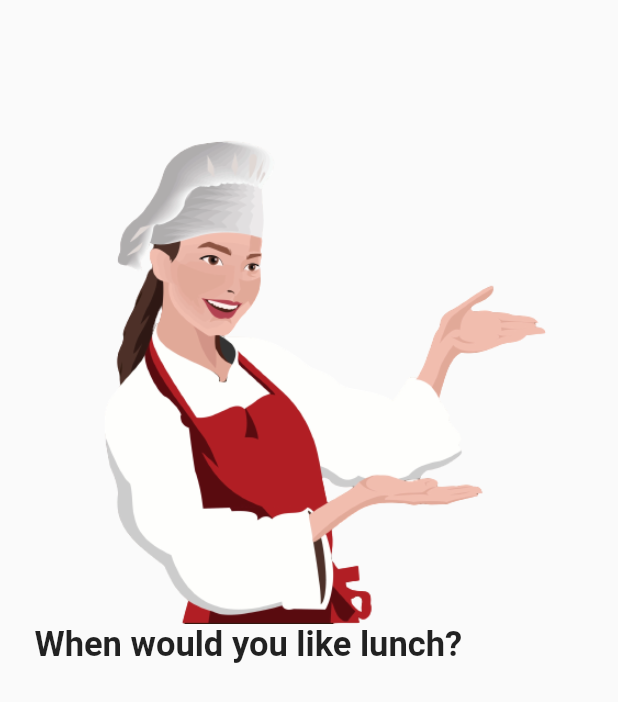
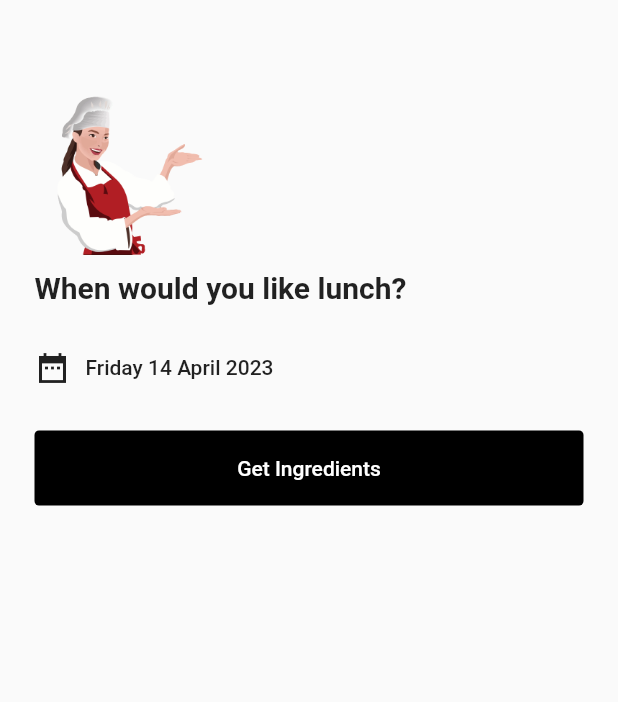
Before and after one commit to levi956/nifesi-odumirin-KlashaTask-Mobile, a Flutter app: the LandingPage screen opened directly, on a phone screen of 412 x 824 dp. Shown: the top 702 px of the screen. Run offline on Flutter 3.47's test engine with Material 2 defaults, Android fonts, the phone set to English and light mode, and no system bars; our stand-ins replace chips_choice, dio, equatable, flutter_hooks, flutter_riverpod, hooks_riverpod; missing offline and left inert: awesome_dio_interceptor.

```diff
--- a/lib/app/modules/ingredients/provider/ingredients_provider.dart
+++ b/lib/app/modules/ingredients/provider/ingredients_provider.dart
@@ -5,5 +5,5 @@ import 'package:tech_task/core/connection/handler.dart';
 
 final ingredientsProvider =
     FutureProvider<ServiceResponse<List<Ingredients>>>((ref) async {
-  return IngredientsRepo.getIngredients();
+  return ref.read(ingredientsRepo).getIngredients();
 });
--- a/lib/app/modules/recipes/provider/recipes_provider.dart
+++ b/lib/app/modules/recipes/provider/recipes_provider.dart
@@ -6,5 +6,5 @@ import 'package:tech_task/core/connection/handler.dart';
 final recipesProvider = FutureProvider.autoDispose
     .family<ServiceResponse<List<Recipes>>, RecipleListModel>(
         (ref, param) async {
-  return RecipesRepo.getRecipes(param.ingredients);
+  return ref.read(recipesRepo).getRecipes(param.ingredients);
 });
--- a/lib/app/shared/classes/HTTP/http.dart
+++ b/lib/app/shared/classes/HTTP/http.dart
@@ -40,7 +40,7 @@ class HTTP {
       BaseOptions(
         responseType: _rType,
         headers: _getHeaders,
-        baseUrl: Environment.base,
+        baseUrl: Environment.baseUrl,
         connectTimeout: _60seconds,
         receiveTimeout: _60seconds,
       ),
--- /dev/null
+++ b/lib/app/shared/pages/landing.dart
@@ -0,0 +1,90 @@
+import 'package:flutter/cupertino.dart';
+import 'package:flutter/material.dart';
+import 'package:flutter_hooks/flutter_hooks.dart';
+import 'package:hooks_riverpod/hooks_riverpod.dart';
+import 'package:intl/intl.dart';
+import 'package:tech_task/app/shared/constants/layout.dart';
+import 'package:tech_task/app/shared/pages/dashboard.dart';
+import 'package:tech_task/app/shared/widgets/base_text.dart';
+import 'package:tech_task/app/shared/widgets/custom_button.dart';
+import 'package:tech_task/app/shared/widgets/date_picker.dart';
+import 'package:tech_task/core/config/device/bar_color.dart';
+import 'package:tech_task/core/navigation/navigator.dart';
+
+class LandingPage extends HookConsumerWidget {
+  const LandingPage({super.key});
+  @override
+  Widget build(BuildContext context, WidgetRef ref) {
+    setStatusBarColor(color: BarColor.black);
+
+    final lunchDate = useState<DateTime>(DateTime.now());
+
+    return Scaffold(
+      body: Padding(
+        padding: screenPadding,
+        child: ListView(
+          children: [
+            YBox(50),
+            Align(
+              alignment: Alignment.topLeft,
+              child: Image.asset(
+                'assets/images/chef.png',
+                height: 120,
+                width: 120,
+              ),
+            ),
+            YBox(10),
+            BaseText(
+              text: 'When would you like lunch?',
+              size: 20,
+              weight: FontWeight.w600,
+            ),
+            YBox(30),
+            _dateCard(
+              () => datePickerDialog(
+                context: context,
+                child: CupertinoDatePicker(
+                  initialDateTime: lunchDate.value,
+                  mode: CupertinoDatePickerMode.date,
+                  use24hFormat: true,
+                  onDateTimeChanged: (newDate) {
+                    lunchDate.value = newDate;
+                  },
+                ),
+              ),
+              DateFormat('EEEE d MMMM y').format(lunchDate.value),
+            ),
+            YBox(30),
+            CustomButton(
+              text: 'Get Ingredients',
+              onPressed: () {
+                final page = Dashboard(lunchDate.value);
+                pushTo(context, page);
+              },
+            ),
+          ],
+        ),
+      ),
+    );
+  }
+}
+
+Widget _dateCard(
+  VoidCallback onTap,
+  String date,
+) {
+  return GestureDetector(
+    onTap: onTap,
+    child: Container(
+      child: Row(
+        children: [
+          Icon(
+            Icons.date_range_sharp,
+          ),
+          XBox(10),
+          BaseText(text: date),
+        ],
+      ),
+    ),
+  );
+}
--- a/lib/app/shared/views/landing.dart
+++ /dev/null
@@ -1,29 +0,0 @@
-import 'package:flutter/material.dart';
-import 'package:hooks_riverpod/hooks_riverpod.dart';
-import 'package:tech_task/app/shared/constants/layout.dart';
-import 'package:tech_task/app/shared/widgets/base_text.dart';
-import 'package:tech_task/core/config/device/bar_color.dart';
-
-class LandingPage extends HookConsumerWidget {
-  const LandingPage({super.key});
-  @override
-  Widget build(BuildContext context, WidgetRef ref) {
-    setStatusBarColor(color: BarColor.black);
-    return Scaffold(
-      body: Padding(
-        padding: screenPadding,
-        child: ListView(
-          children: [
-            YBox(50),
-            Image.asset('assets/images/chef.png'),
-            BaseText(
-              text: 'When would you like lunch?',
-              size: 23,
-              weight: FontWeight.w600,
-            ),
-          ],
-        ),
-      ),
-    );
-  }
-}
--- a/lib/app/shared/widgets/custom_button.dart
+++ b/lib/app/shared/widgets/custom_button.dart
@@ -0,0 +1,65 @@
+import 'package:flutter/material.dart';
+
+class CustomButton extends StatelessWidget {
+  final String text;
+  final VoidCallback onPressed;
+  final Color? buttonTextColor;
+  final double? buttonWidth;
+  final Color? buttonColor;
+  final double? fontSize;
+  final FontWeight? buttonTextWeight;
+  final bool Function()? validator;
+
+  const CustomButton(
+      {required this.text,
+      required this.onPressed,
+      this.buttonWidth,
+      this.buttonTextColor,
+      this.validator,
+      this.buttonTextWeight,
+      this.buttonColor,
+      this.fontSize,
+      Key? key})
+      : super(key: key);
+
+  final double borderRadius = 3;
+
+  @override
+  Widget build(BuildContext context) {
+    final phoneSize = MediaQuery.of(context).size;
+    return Container(
+      height: 50,
+      width: buttonWidth ?? phoneSize.width * 0.65,
+      decoration: BoxDecoration(
+        borderRadius: BorderRadius.circular(borderRadius),
+        color: (validator == null ? true : validator!())
+            ? buttonColor ?? Colors.black
+            : Colors.blueGrey,
+      ),
+      child: ElevatedButton(
+        style: ButtonStyle(
+          elevation: MaterialStateProperty.all(0),
+          alignment: Alignment.center,
+          padding: MaterialStateProperty.all(
+            const EdgeInsets.only(top: 9, bottom: 9),
+          ),
+          backgroundColor: MaterialStateProperty.all(Colors.transparent),
+          shape: MaterialStateProperty.all(
+            RoundedRectangleBorder(
+              borderRadius: BorderRadius.circular(borderRadius),
+            ),
+          ),
+        ),
+        onPressed: (validator == null ? true : validator!()) ? onPressed : null,
+        child: Text(
+          text,
+          style: TextStyle(
+            color: buttonTextColor ?? Colors.white,
+            fontSize: fontSize ?? 14,
+            fontWeight: buttonTextWeight ?? FontWeight.w500,
+          ),
+        ),
+      ),
+    );
+  }
+}
--- a/lib/core/setups/setups.dart
+++ b/lib/core/setups/setups.dart
@@ -9,6 +9,8 @@ class Setups {
 }
 
 class Environment {
-  static String base =
+  static String _baseUrl =
       'https://lb7u7svcm5.execute-api.ap-southeast-1.amazonaws.com/dev';
+
+  static String get baseUrl => _baseUrl;
 }
--- a/lib/main.dart
+++ b/lib/main.dart
@@ -1,6 +1,6 @@
 import 'package:flutter/material.dart';
 import 'package:flutter_riverpod/flutter_riverpod.dart';
-import 'package:tech_task/app/shared/views/dashboard.dart';
+import 'package:tech_task/app/shared/pages/landing.dart';
 import 'package:tech_task/core/setups/setups.dart';
 
 void main() async {
@@ -18,7 +18,7 @@ class RecipeApp extends StatelessWidget {
     return MaterialApp(
       debugShowCheckedModeBanner: false,
       title: 'Flutter Assessment',
-      home: Dashboard(DateTime.now()),
+      home: LandingPage(),
     );
   }
 }
--- a/pubspec.yaml
+++ b/pubspec.yaml
@@ -18,6 +18,8 @@ dependencies:
   flutter_lints: ^2.0.1
   flutter_riverpod: ^2.3.4
   hooks_riverpod: ^2.3.4
+  intl: ^0.18.0
+  mockito: ^5.4.0
 
 dev_dependencies:
   flutter_test:
```
Also changed, not shown: lib/app/modules/ingredients/data/ingredients_data.dart (+10 -1 lines), lib/app/modules/recipes/data/recipes_data.dart (+10 -1 lines), lib/app/shared/pages/dashboard.dart (renamed from lib/app/shared/views/dashboard.dart, +28 -71 lines), lib/app/shared/widgets/date_picker.dart (added, +22 -0 lines), lib/app/shared/widgets/recipe_tile.dart (added, +66 -0 lines), lib/core/navigation/navigator.dart (+31 -0 lines), pubspec.lock, 4 other files.
